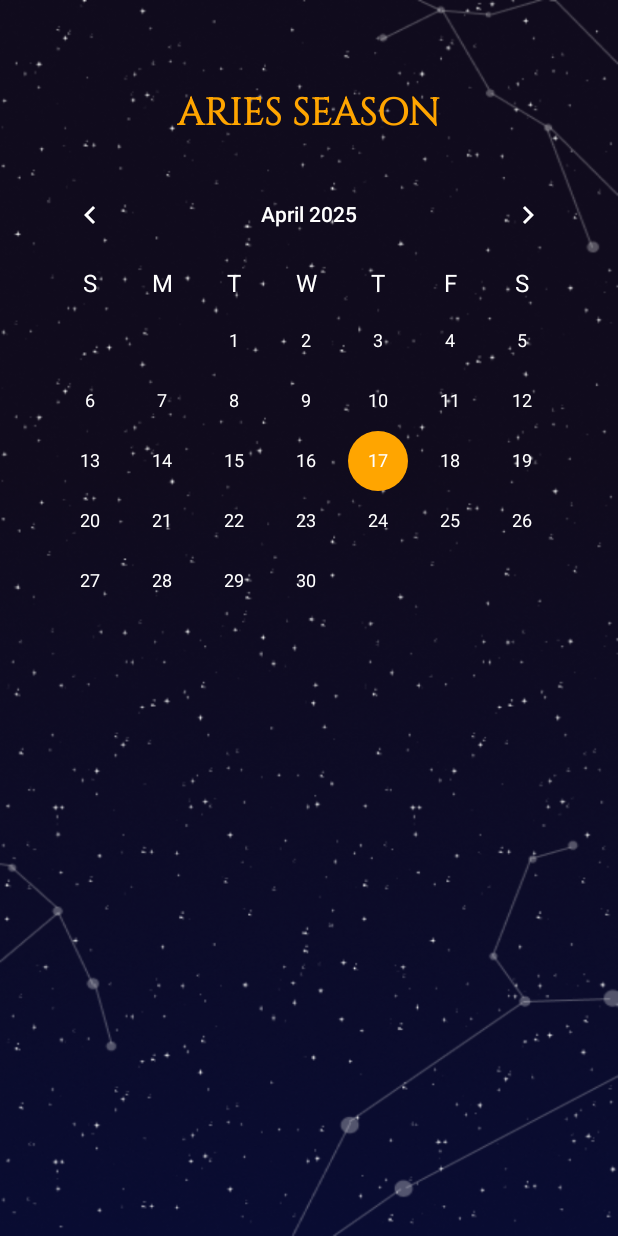
After one commit to aarondei/ZodiFind, an Android app built with Jetpack Compose: the CalendarActivity screen opened directly, with no data from a screen before it, on a phone screen of 412 x 824 dp. The commit adds this screen. Run offline under Robolectric (Android 15) with nearby library versions, the phone set to English and light mode, and no system bars.

Commit message:
implemented calendar

```diff
--- a/app/src/main/AndroidManifest.xml
+++ b/app/src/main/AndroidManifest.xml
@@ -12,6 +12,9 @@
         android:supportsRtl="true"
         android:theme="@style/Theme.ZodiFind"
         tools:targetApi="31">
+        <activity
+            android:name=".CalendarActivity"
+            android:exported="false" />
         <activity
             android:name=".WesternHomeActivity"
             android:exported="false" />
--- /dev/null
+++ b/app/src/main/java/cit/edu/zodifind/CalendarActivity.kt
@@ -0,0 +1,56 @@
+package cit.edu.zodifind
+
+import android.app.Activity
+import android.os.Bundle
+import android.widget.CalendarView
+import android.widget.TextView
+import androidx.activity.enableEdgeToEdge
+import androidx.appcompat.app.AppCompatActivity
+import androidx.core.view.ViewCompat
+import androidx.core.view.WindowInsetsCompat
+import java.util.Calendar
+
+class CalendarActivity : Activity() {
+    override fun onCreate(savedInstanceState: Bundle?) {
+        super.onCreate(savedInstanceState)
+        setContentView(R.layout.calendar)
+
+        val calendarView = findViewById<CalendarView>(R.id.calendarView)
+        val zodiacText = findViewById<TextView>(R.id.tvZodiacSeason)
+
+        //setting calendar to current date
+        calendarView.date = System.currentTimeMillis()
+
+
+        //updates what zodiac season based on current date
+        val calendar = Calendar.getInstance()
+        val todayMonth = calendar.get(Calendar.MONTH) + 1
+        val todayDay = calendar.get(Calendar.DAY_OF_MONTH)
+        zodiacText.text = getZodiacSign(todayMonth, todayDay)
+
+        calendarView.setOnDateChangeListener { view, year, month, dayOfMonth ->
+            val season = getZodiacSign(month + 1, dayOfMonth) // month is 0-based
+            zodiacText.text = season
+        }
+
+    }
+
+    //function to get season
+    fun getZodiacSign(month: Int, day: Int): String {
+        return when {
+            month == 3 && day >= 21 || month == 4 && day <= 19 -> "ARIES SEASON"
+            month == 4 && day >= 20 || month == 5 && day <= 20 -> "TAURUS SEASON"
+            month == 5 && day >= 21 || month == 6 && day <= 20 -> "GEMINI SEASON"
+            month == 6 && day >= 21 || month == 7 && day <= 22 -> "CANCER SEASON"
+            month == 7 && day >= 23 || month == 8 && day <= 22 -> "LEO SEASON"
+            month == 8 && day >= 23 || month == 9 && day <= 22 -> "VIRGO SEASON"
+            month == 9 && day >= 23 || month == 10 && day <= 22 -> "LIBRA SEASON"
+            month == 10 && day >= 23 || month == 11 && day <= 21 -> "SCORPIO SEASON"
+            month == 11 && day >= 22 || month == 12 && day <= 21 -> "SAGITTARIUS SEASON"
+            month == 12 && day >= 22 || month == 1 && day <= 19 -> "CAPRICORN SEASON"
+            month == 1 && day >= 20 || month == 2 && day <= 18 -> "AQUARIUS SEASON"
+            month == 2 && day >= 19 || month == 3 && day <= 20 -> "PISCES SEASON"
+            else -> "ZODIAC SEASON"
+        }
+    }
+}
--- /dev/null
+++ b/app/src/main/res/layout/calendar.xml
@@ -0,0 +1,58 @@
+<?xml version="1.0" encoding="utf-8"?>
+<androidx.constraintlayout.widget.ConstraintLayout xmlns:android="http://schemas.android.com/apk/res/android"
+    android:layout_width="match_parent"
+    android:layout_height="match_parent"
+    xmlns:app="http://schemas.android.com/apk/res-auto"
+    android:background="@drawable/calendarbg">
+
+    <TextView
+        android:id="@+id/tvZodiacSeason"
+        android:layout_width="wrap_content"
+        android:layout_height="wrap_content"
+
+        android:text="ARIES SEASON"
+        android:textColor="#FFA500"
+        android:textStyle="bold"
+        android:textSize="25sp"
+        android:fontFamily="@font/cinzel_regular"
+
+        app:layout_constraintStart_toStartOf="parent"
+        app:layout_constraintEnd_toEndOf="parent"
+        app:layout_constraintTop_toTopOf="parent"
+        android:layout_marginTop="58dp"/>
+
+<!--    <TextView-->
+<!--        android:id="@+id/tvMonthYear"-->
+<!--        android:layout_width="wrap_content"-->
+<!--        android:layout_height="wrap_content"-->
+
+<!--        android:text="APRIL 2025"-->
+<!--        android:textColor="#FFA500"-->
+<!--        android:textSize="24sp"-->
+<!--        android:textStyle="bold"-->
+<!--        android:fontFamily="@font/cinzel_medium"-->
+
+<!--        app:layout_constraintTop_toBottomOf="@id/tvZodiacSeason"-->
+<!--        app:layout_constraintStart_toStartOf="parent"-->
+<!--        app:layout_constraintEnd_toEndOf="parent"-->
+<!--        android:layout_marginTop="8dp"/>-->
+
+    <CalendarView
+        android:id="@+id/calendarView"
+        android:layout_width="0dp"
+        android:layout_height="wrap_content"
+        android:layout_marginTop="16dp"
+        android:layout_marginStart="16dp"
+        android:layout_marginEnd="16dp"
+
+        android:theme="@style/CustomCalendarTheme"
+        android:weekDayTextAppearance="@style/CustomDateText"
+
+        app:layout_constraintTop_toBottomOf="@id/tvZodiacSeason"
+        app:layout_constraintStart_toStartOf="parent"
+        app:layout_constraintEnd_toEndOf="parent"
+         />
+
+
+
+</androidx.constraintlayout.widget.ConstraintLayout>
--- a/app/src/main/res/layout/landingtab1.xml
+++ b/app/src/main/res/layout/landingtab1.xml
@@ -107,7 +107,7 @@
             />
 
         <ImageView
-            android:id="@+id/calendarbtn"
+            android:id="@+id/btnCalendar"
             android:layout_width="0dp"
             android:layout_height="wrap_content"
             android:layout_weight="1"
--- /dev/null
+++ b/app/src/main/res/values/styles.xml
@@ -0,0 +1,15 @@
+<?xml version="1.0" encoding="utf-8"?>
+<resources>
+    <style name="CustomCalendarTheme" parent="Theme.MaterialComponents.DayNight">
+        <item name="colorAccent">#FFA500</item>
+        <item name="android:dateTextAppearance">@style/CustomDateText</item>
+        <item name="android:textColorPrimary">#FFFFFF</item>
+        <item name="android:textColor">#FFFFFF</item>
+    </style>
+
+    <style name="CustomDateText" parent="TextAppearance.MaterialComponents.Body1">
+        <item name="android:textColor">#FFFFFF</item>
+        <item name="android:textSize">16sp</item>
+    </style>
+
+</resources>
```
Also changed, not shown: app/src/main/java/cit/edu/zodifind/WesternHomeActivity.kt (+8 -1 lines), app/src/main/res/drawable/calendarbg.png (added).
